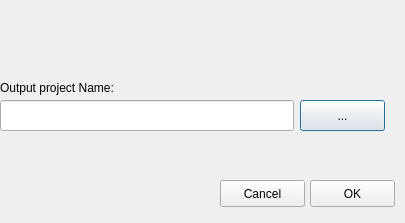
Before: the Qt Designer form ui_qgis2leaf.ui in Geolicious/qgis2leaf, drawn with Qt 5.
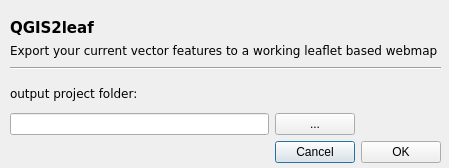
After: the same form once the commit is applied.

What changed in the file:
```diff
--- a/ui_qgis2leaf.ui
+++ b/ui_qgis2leaf.ui
@@ -6,73 +6,111 @@
    <rect>
     <x>0</x>
     <y>0</y>
-    <width>405</width>
-    <height>223</height>
+    <width>449</width>
+    <height>168</height>
    </rect>
   </property>
   <property name="windowTitle">
    <string>qgis2leaf</string>
   </property>
-  <widget class="QLabel" name="label_3">
+  <widget class="QWidget" name="gridLayoutWidget">
    <property name="geometry">
     <rect>
-     <x>0</x>
+     <x>10</x>
      <y>80</y>
-     <width>387</width>
-     <height>15</height>
+     <width>431</width>
+     <height>83</height>
     </rect>
    </property>
-   <property name="text">
-    <string>Output project Name:</string>
-   </property>
+   <layout class="QGridLayout" name="gridLayout">
+    <item row="0" column="0">
+     <widget class="QLabel" name="label_3">
+      <property name="font">
+       <font>
+        <family>DejaVu Sans</family>
+       </font>
+      </property>
+      <property name="text">
+       <string>output project folder:</string>
+      </property>
+     </widget>
+    </item>
+    <item row="2" column="1">
+     <widget class="QPushButton" name="cancelButton">
+      <property name="text">
+       <string>Cancel</string>
+      </property>
+     </widget>
+    </item>
+    <item row="2" column="2">
+     <widget class="QPushButton" name="okButton">
+      <property name="text">
+       <string>OK</string>
+      </property>
+     </widget>
+    </item>
+    <item row="1" column="0">
+     <widget class="QLineEdit" name="lineEdit_2"/>
+    </item>
+    <item row="1" column="1">
+     <widget class="QPushButton" name="pushButton_2">
+      <property name="text">
+       <string>...</string>
+      </property>
+     </widget>
+    </item>
+   </layout>
   </widget>
-  <widget class="QLineEdit" name="lineEdit_2">
+  <widget class="QLabel" name="label">
    <property name="geometry">
     <rect>
-     <x>0</x>
-     <y>100</y>
-     <width>294</width>
-     <height>31</height>
+     <x>10</x>
+     <y>20</y>
+     <width>111</width>
+     <height>16</height>
     </rect>
    </property>
-  </widget>
-  <widget class="QPushButton" name="pushButton_2">
-   <property name="geometry">
-    <rect>
-     <x>300</x>
-     <y>100</y>
-     <width>85</width>
-     <height>31</height>
-    </rect>
+   <property name="font">
+    <font>
+     <family>DejaVu Sans</family>
+     <pointsize>11</pointsize>
+     <weight>75</weight>
+     <bold>true</bold>
+    </font>
    </property>
    <property name="text">
-    <string>...</string>
+    <string>QGIS2leaf</string>
    </property>
   </widget>
-  <widget class="QPushButton" name="okButton">
+  <widget class="QLabel" name="label_2">
    <property name="geometry">
     <rect>
-     <x>310</x>
-     <y>180</y>
-     <width>85</width>
-     <height>27</height>
+     <x>10</x>
+     <y>40</y>
+     <width>431</width>
+     <height>21</height>
     </rect>
    </property>
+   <property name="font">
+    <font>
+     <family>DejaVu Sans</family>
+    </font>
+   </property>
    <property name="text">
-    <string>OK</string>
+    <string>Export your current vector features to a working leaflet based webmap</string>
    </property>
   </widget>
-  <widget class="QPushButton" name="cancelButton">
+  <widget class="Line" name="line">
    <property name="geometry">
     <rect>
-     <x>220</x>
-     <y>180</y>
-     <width>85</width>
-     <height>27</height>
+     <x>10</x>
+     <y>60</y>
+     <width>431</width>
+     <height>16</height>
     </rect>
    </property>
-   <property name="text">
-    <string>Cancel</string>
+   <property name="orientation">
+    <enum>Qt::Horizontal</enum>
    </property>
   </widget>
   <action name="actionLoadList">
```
